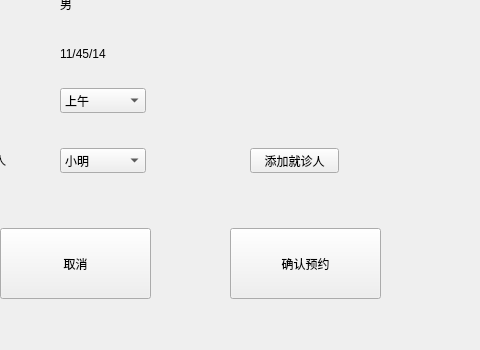
First picture: the form in commonuser/newappointment.ui, repository sayazaaa/SmMed, before the edit; both pictures show x 110 to 590 and y 152 to 502 of the 590 by 502 pixel window.
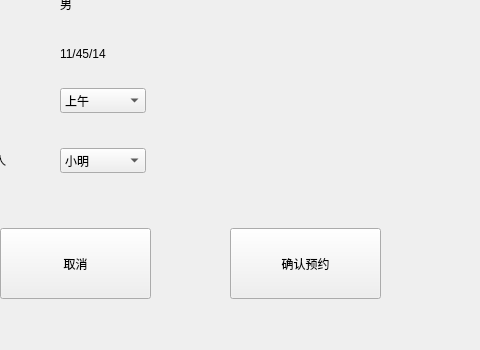
Second picture: the form after the edit.

Patch:
```diff
--- a/commonuser/newappointment.ui
+++ b/commonuser/newappointment.ui
@@ -219,19 +219,6 @@
     </property>
    </item>
   </widget>
-  <widget class="QPushButton" name="Btn_add_user">
-   <property name="geometry">
-    <rect>
-     <x>360</x>
-     <y>300</y>
-     <width>89</width>
-     <height>25</height>
-    </rect>
-   </property>
-   <property name="text">
-    <string>添加就诊人</string>
-   </property>
-  </widget>
  </widget>
  <resources/>
  <connections/>
```
